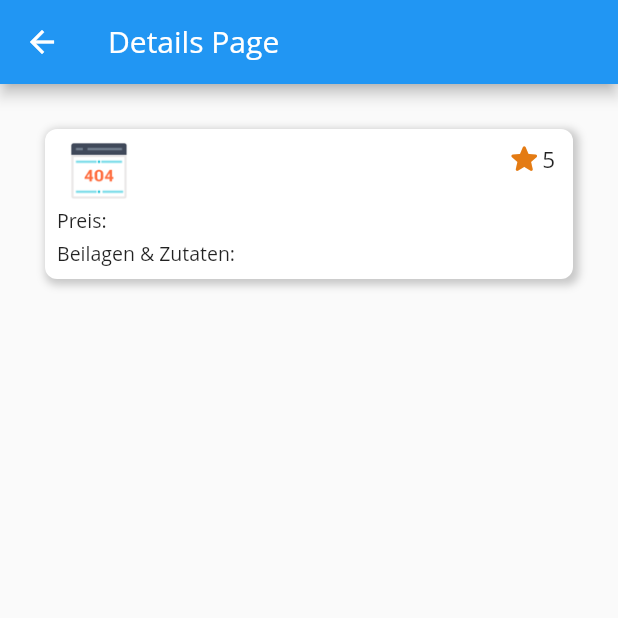
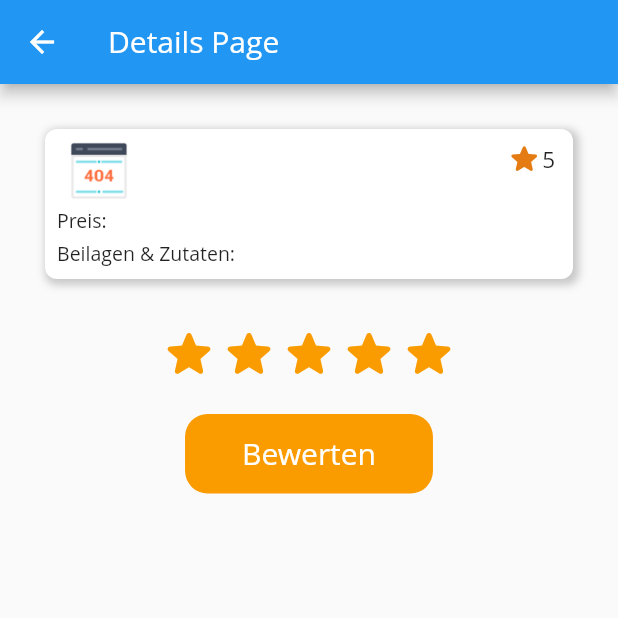
Before and after one commit to whosFritz/MensiMates, a Flutter app: the DetailRatingPage screen opened directly with empty values, on a phone screen of 412 x 824 dp, the top half of it. Run offline on Flutter 3.47's test engine with Material 2 defaults, Android fonts, the phone set to English and light mode, and no system bars; drawn by our look-alikes of flutter_rating_bar; network calls fail; Roboto replaces fonts that are missing (Open Sans).

Commit message:
Site fertig

```diff
--- a/essensgetterapp/lib/main.dart
+++ b/essensgetterapp/lib/main.dart
@@ -3,6 +3,7 @@ import "package:flutter/material.dart";
 import "package:flutter/services.dart";
 import "package:http/http.dart" as http;
 import "package:intl/intl.dart";
+import "package:flutter_rating_bar/flutter_rating_bar.dart";
 
 void main() {
   WidgetsFlutterBinding.ensureInitialized();
@@ -79,7 +80,7 @@ class _HomePageWidgetState extends State<HomePageWidget> {
     });
   }
 
-  void navigateToDetailsPage(BuildContext context, Dish item) {
+  void navigateToDetailRatingPage(BuildContext context, Dish item) {
     Navigator.push(
       context,
       MaterialPageRoute(
@@ -395,7 +396,7 @@ class _HomePageWidgetState extends State<HomePageWidget> {
                           const EdgeInsetsDirectional.fromSTEB(30, 30, 30, 30),
                       child: InkWell(
                         onTap: (() =>
-                            navigateToDetailsPage(context, dishes[index])),
+                            navigateToDetailRatingPage(context, dishes[index])),
                         child: Container(
                           width: double.infinity,
                           decoration: BoxDecoration(
@@ -613,10 +614,10 @@ class AboutPage extends StatefulWidget {
   const AboutPage({super.key});
 
   @override
-  State<AboutPage> createState() => _InfoScreenState();
+  State<AboutPage> createState() => _AboutPageState();
 }
 
-class _InfoScreenState extends State<AboutPage> {
+class _AboutPageState extends State<AboutPage> {
   @override
   Widget build(BuildContext context) {
     return Scaffold(
@@ -753,9 +754,7 @@ class _InfoScreenState extends State<AboutPage> {
                 crossAxisAlignment: CrossAxisAlignment.center,
                 children: [
                   Column(
-                    children: const [Text(
-                      "2023 \u00a9 Fritz Schubert"
-                    )],
+                    children: const [Text("2023 \u00a9 Fritz Schubert")],
                   ),
                 ],
               ),
@@ -767,9 +766,28 @@ class _InfoScreenState extends State<AboutPage> {
   }
 }
 
-class DetailRatingPage extends StatelessWidget {
+class DetailRatingPage extends StatefulWidget {
   final Dish dishdetailed;
-  const DetailRatingPage({super.key, required this.dishdetailed});
+  DateTime ratingdate = DateTime.now();
+
+
+  DetailRatingPage({super.key, required this.dishdetailed});
+
+  @override
+  State<DetailRatingPage> createState() => _DetailRatingPageState();
+}
+
+class _DetailRatingPageState extends State<DetailRatingPage> {
+  late double ratingbarvalue;
+
+  void showSnackBar(BuildContext context) {
+    const snackBar = SnackBar(
+        content: Text("👍 Bewertung abgegeben"),
+        backgroundColor: Colors.blueGrey,
+        elevation: 6,
+        duration: Duration(seconds: 2));
+    ScaffoldMessenger.of(context).showSnackBar(snackBar);
+  }
 
   @override
   Widget build(BuildContext context) {
@@ -801,7 +819,8 @@ class DetailRatingPage extends StatelessWidget {
                             ),
                           ],
                           gradient: LinearGradient(
-                            colors: decideContainerColor(dishdetailed.category),
+                            colors: decideContainerColor(
+                                widget.dishdetailed.category),
                             stops: const [0, 1],
                             begin: const AlignmentDirectional(0, -1),
                             end: const AlignmentDirectional(0, 1),
@@ -830,11 +849,11 @@ class DetailRatingPage extends StatelessWidget {
                                             padding: const EdgeInsetsDirectional
                                                 .fromSTEB(0, 0, 8, 0),
                                             child: decideIconFile(
-                                                dishdetailed.category),
+                                                widget.dishdetailed.category),
                                           ),
                                           Expanded(
                                             child: Text(
-                                              dishdetailed.name,
+                                              widget.dishdetailed.name,
                                               style: Theme.of(context)
                                                   .textTheme
                                                   .titleLarge
@@ -856,7 +875,7 @@ class DetailRatingPage extends StatelessWidget {
                                         children: [
                                           Expanded(
                                             child: Text(
-                                              "Preis: ${dishdetailed.price}",
+                                              "Preis: ${widget.dishdetailed.price}",
                                               style: Theme.of(context)
                                                   .textTheme
                                                   .bodyText1
@@ -877,7 +896,7 @@ class DetailRatingPage extends StatelessWidget {
                                         children: [
                                           Expanded(
                                             child: Text(
-                                              "Beilagen & Zutaten: ${dishdetailed.description}",
+                                              "Beilagen & Zutaten: ${widget.dishdetailed.description}",
                                               style: Theme.of(context)
                                                   .textTheme
                                                   .bodyText1
@@ -938,8 +957,56 @@ class DetailRatingPage extends StatelessWidget {
                   ),
                 ],
               ),
-              Row(),
-              Row(),
+              Row(
+                mainAxisAlignment: MainAxisAlignment.center,
+                children: [
+                  RatingBar.builder(
+                    onRatingUpdate: (newValue) {
+                      setState(() {
+                        ratingbarvalue = newValue;
+                      });
+                    },
+                    itemBuilder: (context, index) => const Icon(
+                      Icons.star_rounded,
+                      color: Color(0xFFFA9C00),
+                    ),
+                    direction: Axis.horizontal,
+                    initialRating: 5,
+                    unratedColor: const Color(0xFF9E9E9E),
+                    itemCount: 5,
+                    itemSize: 40,
+                    glowColor: const Color(0xFFFA9C00),
+                  ),
+                ],
+              ),
+              Row(
+                mainAxisAlignment: MainAxisAlignment.center,
+                children: [
+                  Padding(
+                    padding: const EdgeInsets.all(20),
+                    child: TextButton(
+                          style: ButtonStyle(backgroundColor: MaterialStateProperty.all(const Color(0xFFFA9C00)), shape: MaterialStateProperty.all<RoundedRectangleBorder>(RoundedRectangleBorder(borderRadius: BorderRadius.circular(15)))),
+
+                      onPressed: () {
+                        showSnackBar(context);
+                      },
+                      child: Padding(
+                        padding: const EdgeInsetsDirectional.fromSTEB(30,5,30,5),
+                        child: Text(
+                          "Bewerten",
+                          style: Theme.of(context)
+                              .textTheme
+                              .bodyLarge
+                              ?.copyWith(
+                                  fontFamily: "Open Sans",
+                                  fontSize: 20,
+                                  color: Colors.white),
+                        ),
+                      ),
+                    ),
+                  ),
+                ],
+              ),
             ],
           ),
         ),
@@ -947,3 +1014,33 @@ class DetailRatingPage extends StatelessWidget {
     );
   }
 }
+
+class StarRating extends StatefulWidget {
+  const StarRating({super.key});
+
+  @override
+  StarRatingState createState() => StarRatingState();
+}
+
+class StarRatingState extends State<StarRating> {
+  int _selectedStars = 0;
+
+  @override
+  Widget build(BuildContext context) {
+    return Row(
+      children: List.generate(5, (index) {
+        return GestureDetector(
+          onTap: () {
+            setState(() {
+              _selectedStars = index + 1;
+            });
+          },
+          child: Icon(
+            index < _selectedStars ? Icons.star : Icons.star_border,
+            color: Colors.yellow,
+          ),
+        );
+      }),
+    );
+  }
+}
--- a/essensgetterapp/pubspec.yaml
+++ b/essensgetterapp/pubspec.yaml
@@ -20,6 +20,8 @@ dependencies:
   flutter_launcher_icons: ^0.11.0
   flutter_local_notifications: ^13.0.0
   timezone: ^0.9.1
+  flutter_rating_bar: ^4.0.1
+  flutter_snackbar: ^0.0.3
 
 
 
```
Also changed, not shown: essensgetterapp/flutter_02.png (added), essensgetterapp/pubspec.lock.
